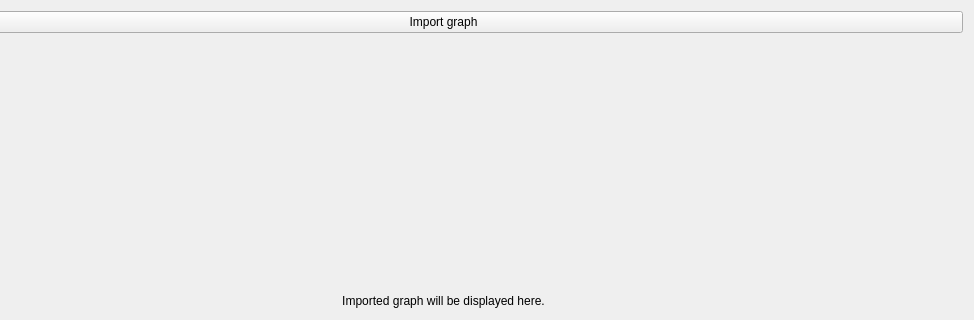
Old version of the form mainwindow.ui in the repository kbednars/ALHE; both pictures show x 87 to 1061 and y 0 to 320 of the 1061 by 574 pixel window.
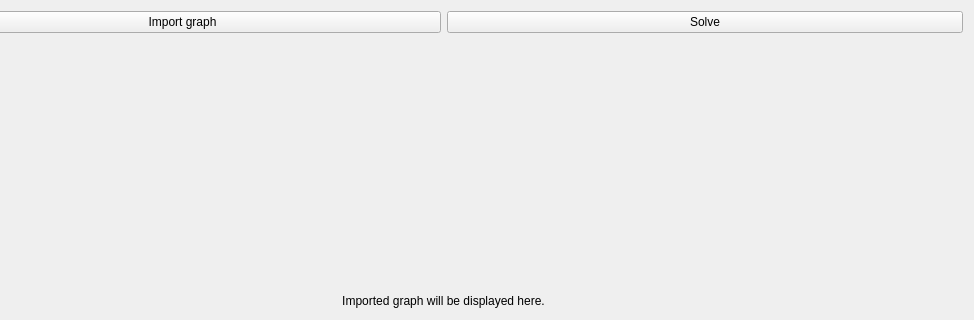
New version of the form. Custom widgets are drawn as their Qt base class.

What changed in the file:
```diff
--- a/mainwindow.ui
+++ b/mainwindow.ui
@@ -33,6 +33,13 @@
         </property>
        </widget>
       </item>
+      <item>
+       <widget class="QPushButton" name="solveButton">
+        <property name="text">
+         <string>Solve</string>
+        </property>
+       </widget>
+      </item>
      </layout>
     </item>
     <item>
```
Left out of the diff: 2 changed lines with no effect on the pictures.
